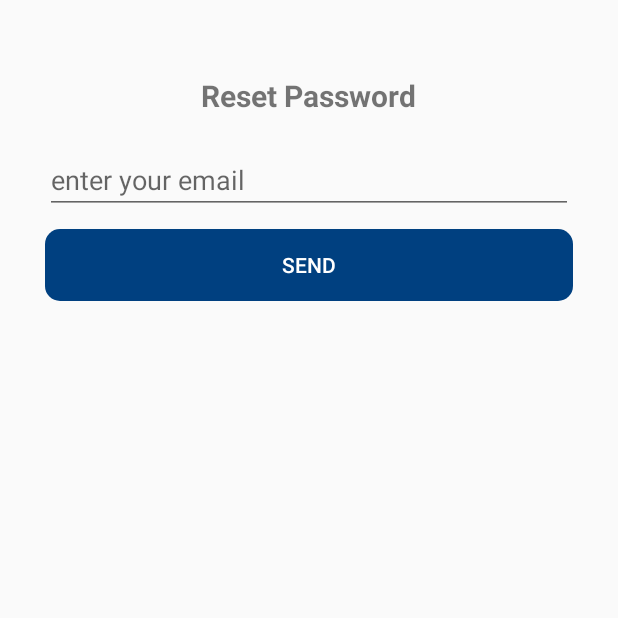
After one commit to softwrengr/Get_Help, an Android app: the fragment ForgotPasswordFragment shown on its own in the app's theme, on a phone screen of 412 x 824 dp, the top half of it. The commit adds this screen. Run offline under Robolectric (Android 15) with nearby library versions, the phone set to English and light mode, and no system bars; our stand-ins replace ButterKnife.

Commit message:
forgot api done

```diff
--- /dev/null
+++ b/app/src/main/java/com/techease/gethelp/fragments/ForgotPasswordFragment.java
@@ -0,0 +1,207 @@
+package com.techease.gethelp.fragments;
+
+import android.content.Context;
+import android.content.Intent;
+import android.net.Uri;
+import android.os.Bundle;
+import android.app.Fragment;
+import android.util.Log;
+import android.view.LayoutInflater;
+import android.view.View;
+import android.view.ViewGroup;
+import android.widget.Button;
+import android.widget.EditText;
+import android.widget.LinearLayout;
+import android.widget.Toast;
+
+import com.techease.gethelp.R;
+import com.techease.gethelp.activities.NavigationDrawerActivity;
+import com.techease.gethelp.datamodels.forgotpasswordmodel.ChangePasswordModel;
+import com.techease.gethelp.datamodels.forgotpasswordmodel.CodeVerifiedModel;
+import com.techease.gethelp.datamodels.forgotpasswordmodel.ResetPaswordModel;
+import com.techease.gethelp.datamodels.loginModels.LoginResponseModel;
+import com.techease.gethelp.networking.ApiClient;
+import com.techease.gethelp.networking.ApiInterface;
+import com.techease.gethelp.utils.AlertUtils;
+import com.techease.gethelp.utils.GeneralUtils;
+
+import butterknife.BindView;
+import butterknife.ButterKnife;
+import retrofit2.Call;
+import retrofit2.Callback;
+import retrofit2.Response;
+
+public class ForgotPasswordFragment extends Fragment {
+    @BindView(R.id.et_sendEmail)
+    EditText etSendEmail;
+    @BindView(R.id.btn_sendEmail)
+    Button btnSendEmail;
+    @BindView(R.id.et_verifyCode)
+    EditText etVerifyCode;
+    @BindView(R.id.btn_verifyCode)
+    Button btnVerify;
+    @BindView(R.id.et_newPassword)
+    EditText etSetNewPassword;
+    @BindView(R.id.btn_changePassword)
+    Button btnChangePassword;
+    @BindView(R.id.layoutVerification)
+    LinearLayout layoutVerify;
+    @BindView(R.id.layoutSendEmail)
+    LinearLayout layoutSendEmail;
+    @BindView(R.id.layoutChangePassword)
+    LinearLayout layoutChangePassword;
+
+    String strResetPassword, strVerifycode,strNewPassword;
+    Boolean valid = false, verify = false,check =false;
+    android.support.v7.app.AlertDialog alertDialog;
+    View view;
+
+    @Override
+    public View onCreateView(LayoutInflater inflater, ViewGroup container,
+                             Bundle savedInstanceState) {
+        // Inflate the layout for this fragment
+        view = inflater.inflate(R.layout.fragment_forgot_password, container, false);
+        initUI();
+        return view;
+    }
+
+    private void initUI() {
+        ButterKnife.bind(this, view);
+        btnSendEmail.setOnClickListener(new View.OnClickListener() {
+            @Override
+            public void onClick(View v) {
+                if (sendEmail()) {
+                    alertDialog = AlertUtils.createProgressDialog(getActivity());
+                    alertDialog.show();
+                    resetPassword();
+                }
+            }
+        });
+
+        btnVerify.setOnClickListener(new View.OnClickListener() {
+            @Override
+            public void onClick(View v) {
+                if (verify()) {
+                    alertDialog = AlertUtils.createProgressDialog(getActivity());
+                    alertDialog.show();
+                    verifyCode();
+                }
+            }
+        });
+
+        btnChangePassword.setOnClickListener(new View.OnClickListener() {
+            @Override
+            public void onClick(View v) {
+                if (changePassword()) {
+                    alertDialog = AlertUtils.createProgressDialog(getActivity());
+                    alertDialog.show();
+                    setNewPassword();
+                }
+            }
+        });
+    }
+
+
+    //networking call for reset password
+    private void resetPassword() {
+        ApiInterface services = ApiClient.getApiClient().create(ApiInterface.class);
+        final Call<ResetPaswordModel> resetPassword = services.resetPassword(strResetPassword);
+        resetPassword.enqueue(new Callback<ResetPaswordModel>() {
+            @Override
+            public void onResponse(Call<ResetPaswordModel> call, Response<ResetPaswordModel> response) {
+                alertDialog.dismiss();
+                if (response.body().getStatus() == 200) {
+                    Toast.makeText(getActivity(), response.body().getMessage(), Toast.LENGTH_SHORT).show();
+                    layoutSendEmail.setVisibility(View.GONE);
+                    layoutVerify.setVisibility(View.VISIBLE);
+
+                }
+            }
+
+            @Override
+            public void onFailure(Call<ResetPaswordModel> call, Throwable t) {
+                Toast.makeText(getActivity(), "you got some error!", Toast.LENGTH_SHORT).show();
+            }
+        });
+    }
+
+    //networking call for verify code
+    private void verifyCode() {
+        ApiInterface services = ApiClient.getApiClient().create(ApiInterface.class);
+        final Call<CodeVerifiedModel> resetPassword = services.codeVerify(strVerifycode);
+        resetPassword.enqueue(new Callback<CodeVerifiedModel>() {
+            @Override
+            public void onResponse(Call<CodeVerifiedModel> call, Response<CodeVerifiedModel> response) {
+                alertDialog.dismiss();
+                if (response.body().getStatus() == 200) {
+                    Toast.makeText(getActivity(), response.body().getMessage(), Toast.LENGTH_SHORT).show();
+                    layoutVerify.setVisibility(View.GONE);
+                    layoutChangePassword.setVisibility(View.VISIBLE);
+                }
+
+            }
+
+            @Override
+            public void onFailure(Call<CodeVerifiedModel> call, Throwable t) {
+                Toast.makeText(getActivity(), "you got some error!", Toast.LENGTH_SHORT).show();
+            }
+        });
+    }
+
+    //networking call for set new Password
+    private void setNewPassword() {
+        Log.d("check",strNewPassword);
+        Log.d("check",strVerifycode);
+        ApiInterface services = ApiClient.getApiClient().create(ApiInterface.class);
+        Call<ChangePasswordModel> setNewPassword = services.changePassword(strNewPassword, strVerifycode);
+        setNewPassword.enqueue(new Callback<ChangePasswordModel>() {
+            @Override
+            public void onResponse(Call<ChangePasswordModel> call, Response<ChangePasswordModel> response) {
+                alertDialog.dismiss();
+                if(response.body().getStatus()==200){
+                    Toast.makeText(getActivity(), response.body().getMessage(), Toast.LENGTH_SHORT).show();
+                    GeneralUtils.connectFragmentWithBackStack(getActivity(),new LoginFragment());
+                }
+
+            }
+            @Override
+            public void onFailure(Call<ChangePasswordModel> call, Throwable t) {
+
+            }
+        });
+    }
+
+
+    private boolean sendEmail() {
+        valid = true;
+        strResetPassword = etSendEmail.getText().toString().trim();
+
+        if (strResetPassword.isEmpty()) {
+            etSendEmail.setError("you enter a wrong code");
+            valid = false;
+        }
+        return valid;
+    }
+
+    private boolean verify() {
+        verify = true;
+        strVerifycode = etVerifyCode.getText().toString().trim();
+
+        if (strVerifycode.isEmpty()) {
+            etSendEmail.setError("you enter a wrong code");
+            verify = false;
+        }
+        return verify;
+    }
+
+    private boolean changePassword(){
+        check = true;
+        strNewPassword = etVerifyCode.getText().toString().trim();
+
+        if (strNewPassword.isEmpty()) {
+            etSetNewPassword.setError("please set a strong password");
+            check = false;
+        }
+        return check;
+    }
+}
--- a/app/src/main/java/com/techease/gethelp/fragments/OnBoardFragment.java
+++ b/app/src/main/java/com/techease/gethelp/fragments/OnBoardFragment.java
@@ -1,5 +1,6 @@
 package com.techease.gethelp.fragments;
 
+import android.annotation.SuppressLint;
 import android.content.Intent;
 import android.os.Bundle;
 import android.app.Fragment;
@@ -102,10 +103,11 @@ public class OnBoardFragment extends Fragment implements View.OnClickListener {
     private void initUI() {
 
         btnEmail.setOnClickListener(new View.OnClickListener() {
+            @SuppressLint("ResourceType")
             @Override
             public void onClick(View v) {
                 Fragment fragment = new SignUpFragment();
-                getFragmentManager().beginTransaction().replace(R.id.fragment_container, fragment).addToBackStack("abc").commit();
+                getFragmentManager().beginTransaction().setCustomAnimations(R.drawable.left_in,R.drawable.left_out).replace(R.id.fragment_container, fragment).addToBackStack("abc").commit();
             }
         });
 
--- a/app/src/main/java/com/techease/gethelp/networking/ApiInterface.java
+++ b/app/src/main/java/com/techease/gethelp/networking/ApiInterface.java
@@ -1,5 +1,8 @@
 package com.techease.gethelp.networking;
 
+import com.techease.gethelp.datamodels.forgotpasswordmodel.ChangePasswordModel;
+import com.techease.gethelp.datamodels.forgotpasswordmodel.CodeVerifiedModel;
+import com.techease.gethelp.datamodels.forgotpasswordmodel.ResetPaswordModel;
 import com.techease.gethelp.datamodels.loginModels.LoginResponseModel;
 import com.techease.gethelp.datamodels.signupModel.SignupResponseModel;
 
@@ -26,6 +29,17 @@ public interface ApiInterface {
                                                @Field("device_id") String device_id,
                                                @Field("name") String name);
 
+    @FormUrlEncoded
+    @POST("forgot")
+    Call<ResetPaswordModel> resetPassword(@Field("email") String email);
 
+    @FormUrlEncoded
+    @POST("CheckCode")
+    Call<CodeVerifiedModel> codeVerify(@Field("code") String code);
+
+    @FormUrlEncoded
+    @POST("Resetpassword")
+    Call<ChangePasswordModel> changePassword(@Field("password") String changePassword,
+                                           @Field("code") String strCode);
 
 }
--- /dev/null
+++ b/app/src/main/res/layout/fragment_forgot_password.xml
@@ -0,0 +1,126 @@
+<LinearLayout xmlns:android="http://schemas.android.com/apk/res/android"
+    xmlns:tools="http://schemas.android.com/tools"
+    android:layout_width="match_parent"
+    android:layout_height="match_parent"
+    android:orientation="vertical"
+    android:layout_gravity="center"
+    tools:context="com.techease.gethelp.fragments.ForgotPasswordFragment">
+
+
+  <LinearLayout
+      android:id="@+id/layoutSendEmail"
+      android:layout_width="match_parent"
+      android:layout_height="wrap_content"
+      android:orientation="vertical">
+      <TextView
+          android:layout_width="wrap_content"
+          android:layout_height="wrap_content"
+          android:layout_gravity="center"
+          android:layout_marginTop="50sp"
+          android:textStyle="bold"
+          android:textSize="20sp"
+          android:text="Reset Password" />
+
+      <EditText
+          android:id="@+id/et_sendEmail"
+          android:layout_width="match_parent"
+          android:layout_height="wrap_content"
+          android:layout_marginLeft="30sp"
+          android:layout_marginRight="30sp"
+          android:hint="enter your email "
+          android:inputType="textEmailAddress"
+          android:layout_marginTop="20sp"/>
+
+      <Button
+          android:id="@+id/btn_sendEmail"
+          android:layout_width="match_parent"
+          android:layout_height="wrap_content"
+          android:layout_marginLeft="30sp"
+          android:layout_marginRight="30sp"
+          android:background="@drawable/email_back"
+          android:text="Send"
+          android:textColor="@color/white"
+          android:layout_marginTop="10sp"/>
+  </LinearLayout>
+
+    <LinearLayout
+        android:id="@+id/layoutVerification"
+        android:layout_width="match_parent"
+        android:layout_height="wrap_content"
+        android:visibility="gone"
+        android:orientation="vertical">
+
+        <TextView
+            android:layout_width="wrap_content"
+            android:layout_height="wrap_content"
+            android:layout_gravity="center"
+            android:layout_marginTop="50sp"
+            android:textStyle="bold"
+            android:textSize="20sp"
+            android:text="Verify Code" />
+
+        <EditText
+            android:id="@+id/et_verifyCode"
+            android:layout_width="match_parent"
+            android:layout_height="wrap_content"
+            android:layout_marginLeft="30sp"
+            android:layout_marginRight="30sp"
+            android:hint="enter your email "
+            android:inputType="textEmailAddress"
+            android:layout_marginTop="20sp"/>
+
+        <Button
+            android:id="@+id/btn_verifyCode"
+            android:layout_width="match_parent"
+            android:layout_height="wrap_content"
+            android:layout_marginLeft="30sp"
+            android:layout_marginRight="30sp"
+            android:background="@drawable/email_back"
+            android:text="Verify"
+            android:textColor="@color/white"
+            android:layout_marginTop="10sp"/>
+
+    </LinearLayout>
+
+
+
+<LinearLayout
+android:id="@+id/layoutChangePassword"
+android:layout_width="match_parent"
+android:layout_height="wrap_content"
+android:visibility="gone"
+android:orientation="vertical">
+
+<TextView
+    android:layout_width="wrap_content"
+    android:layout_height="wrap_content"
+    android:layout_gravity="center"
+    android:layout_marginTop="50sp"
+    android:textStyle="bold"
+    android:textSize="20sp"
+    android:text="Set your New Password" />
+
+<EditText
+    android:id="@+id/et_newPassword"
+    android:layout_width="match_parent"
+    android:layout_height="wrap_content"
+    android:layout_marginLeft="30sp"
+    android:layout_marginRight="30sp"
+    android:hint="set your new Password"
+    android:inputType="textPassword"
+    android:layout_marginTop="20sp"/>
+
+<Button
+    android:id="@+id/btn_changePassword"
+    android:layout_width="match_parent"
+    android:layout_height="wrap_content"
+    android:layout_marginLeft="30sp"
+    android:layout_marginRight="30sp"
+    android:background="@drawable/email_back"
+    android:text="Change"
+    android:textColor="@color/white"
+    android:layout_marginTop="10sp"/>
+
+</LinearLayout>
+
+</LinearLayout>
--- a/app/src/main/res/layout/fragment_login.xml
+++ b/app/src/main/res/layout/fragment_login.xml
@@ -83,6 +83,7 @@
             android:layout_height="60sp"
             android:layout_marginLeft="30sp"
             android:hint="Email"
+            android:inputType="textEmailAddress"
             android:imeOptions="actionNext"
             android:layout_marginRight="30sp"
             />
@@ -93,14 +94,17 @@
             android:layout_height="60sp"
             android:layout_marginLeft="30sp"
             android:hint="Password"
+            android:inputType="textPassword"
             android:imeOptions="actionNext"
             android:layout_marginRight="30sp"
             />
 
         <TextView
+            android:id="@+id/et_forgot_password"
             android:layout_width="wrap_content"
             android:layout_height="wrap_content"
             android:text="Forgot Password?"
+            android:paddingTop="8sp"
             android:layout_gravity="right"
             android:layout_marginRight="30sp"/>
         <View
--- a/app/src/main/res/layout/fragment_sign_up.xml
+++ b/app/src/main/res/layout/fragment_sign_up.xml
@@ -25,6 +25,8 @@
             android:layout_height="60sp"
             android:layout_marginLeft="30sp"
             android:hint="Email"
+            android:inputType="textEmailAddress"
+            android:imeOptions="actionNext"
             android:layout_marginRight="30sp"
             android:layout_marginTop="50sp"
             />
@@ -35,6 +37,8 @@
             android:layout_height="60sp"
             android:layout_marginLeft="30sp"
             android:hint="Password"
+            android:inputType="textPassword"
+            android:imeOptions="actionNext"
             android:layout_marginRight="30sp"
             android:layout_marginTop="10sp"
             />
@@ -45,6 +49,7 @@
             android:layout_height="60sp"
             android:layout_marginLeft="30sp"
             android:hint="Name"
+            android:imeOptions="actionNext"
             android:layout_marginRight="30sp"
             android:layout_marginTop="10sp"
             />
```
Also changed, not shown: app/src/main/java/com/techease/gethelp/datamodels/forgotpasswordmodel/ChangePasswordModel.java (added, +45 -0 lines), app/src/main/java/com/techease/gethelp/datamodels/forgotpasswordmodel/CodeVerifiedModel.java (added, +44 -0 lines), app/src/main/java/com/techease/gethelp/datamodels/forgotpasswordmodel/ResetPaswordModel.java (added, +44 -0 lines), app/src/main/java/com/techease/gethelp/fragments/LoginFragment.java (+16 -4 lines), app/src/main/res/drawable/left_in.xml (added, +8 -0 lines), app/src/main/res/drawable/left_out.xml (added, +7 -0 lines), app/build.gradle (line endings or trailing spaces), 1 other file.
